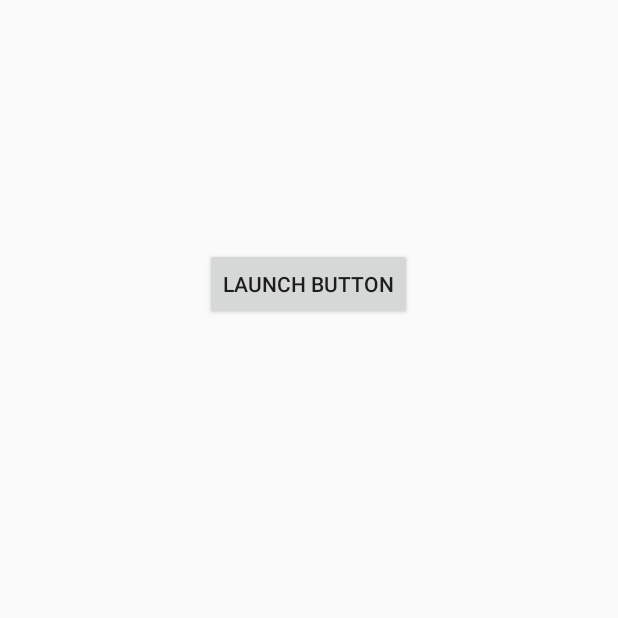
After one commit to EngineerKunle/LocalBroadCast, an Android app: the MapPlaceActivity screen opened directly, with no data from a screen before it, on a phone screen of 412 x 824 dp, the top half of it. The commit adds this screen. Run offline under Robolectric (Android 15) with nearby library versions, the phone set to English and light mode, and no system bars; our stand-ins replace ButterKnife.

Commit message:
added map placement activirty

```diff
--- a/app/build.gradle
+++ b/app/build.gradle
@@ -23,7 +23,9 @@ android {
 dependencies {
     compile fileTree(dir: 'libs', include: ['*.jar'])
     testCompile 'junit:junit:4.12'
+    apt 'com.jakewharton:butterknife-compiler:8.2.1'
     compile 'com.android.support:appcompat-v7:24.1.1'
     compile 'com.jakewharton:butterknife:8.2.1'
-    apt 'com.jakewharton:butterknife-compiler:8.2.1'
+    compile 'com.google.android.gms:play-services:9.4.0'
+    compile 'com.android.support:design:24.1.1'
 }
--- /dev/null
+++ b/app/src/main/java/com/tutorial/engineerkunle/localbroadcast/Activity/MapPlaceActivity.java
@@ -0,0 +1,59 @@
+package com.tutorial.engineerkunle.localbroadcast.Activity;
+
+import android.content.Intent;
+import android.support.v7.app.AppCompatActivity;
+import android.os.Bundle;
+import android.view.View;
+import android.widget.Button;
+import android.widget.Toast;
+
+import com.google.android.gms.common.GooglePlayServicesNotAvailableException;
+import com.google.android.gms.common.GooglePlayServicesRepairableException;
+import com.google.android.gms.location.places.Place;
+import com.google.android.gms.location.places.ui.PlacePicker;
+import com.tutorial.engineerkunle.localbroadcast.R;
+
+import butterknife.OnClick;
+
+public class MapPlaceActivity extends AppCompatActivity {
+
+    private static final int PLACE_PICKER_REQUEST = 1;
+    private Button mButton;
+
+    @Override
+    protected void onCreate(Bundle savedInstanceState) {
+        getSupportActionBar().hide();
+        super.onCreate(savedInstanceState);
+        setContentView(R.layout.activity_map_place);
+
+        mButton = (Button) findViewById(R.id.launch_button);
+        mButton.setOnClickListener(new View.OnClickListener() {
+            @Override
+            public void onClick(View view) {
+                PlacePicker.IntentBuilder builder = new PlacePicker.IntentBuilder();
+                try {
+                    Intent intent = builder.build(MapPlaceActivity.this);
+                    startActivityForResult(intent, PLACE_PICKER_REQUEST);
+                } catch (GooglePlayServicesRepairableException e) {
+                    e.printStackTrace();
+                } catch (GooglePlayServicesNotAvailableException e) {
+                    e.printStackTrace();
+                }
+            }
+        });
+
+    }
+
+//    Å
+
+    @Override
+    protected void onActivityResult(int requestCode, int resultCode, Intent data) {
+        if (requestCode == PLACE_PICKER_REQUEST) {
+            if (resultCode == RESULT_OK) {
+                Place place = PlacePicker.getPlace(data, this);
+                String toastMsg = String.format("Place: %s", place.getName());
+                Toast.makeText(this, toastMsg, Toast.LENGTH_LONG).show();
+            }
+        }
+    }
+}
--- /dev/null
+++ b/app/src/main/res/layout/activity_map_place.xml
@@ -0,0 +1,21 @@
+<?xml version="1.0" encoding="utf-8"?>
+<RelativeLayout xmlns:android="http://schemas.android.com/apk/res/android"
+    xmlns:tools="http://schemas.android.com/tools"
+    android:layout_width="match_parent"
+    android:layout_height="match_parent"
+    android:paddingBottom="@dimen/activity_vertical_margin"
+    android:paddingLeft="@dimen/activity_horizontal_margin"
+    android:paddingRight="@dimen/activity_horizontal_margin"
+    android:paddingTop="@dimen/activity_vertical_margin"
+    tools:context="com.tutorial.engineerkunle.localbroadcast.Activity.MapPlaceActivity">
+
+    <Button
+        android:id="@+id/launch_button"
+        android:layout_width="wrap_content"
+        android:layout_height="wrap_content"
+        android:text="@string/launch_button"
+        android:layout_alignParentTop="true"
+        android:layout_centerHorizontal="true"
+        android:layout_marginTop="149dp" />
+
+</RelativeLayout>
--- a/app/src/main/res/values/dimens.xml
+++ b/app/src/main/res/values/dimens.xml
@@ -7,4 +7,5 @@
     <dimen name="font_size">24sp</dimen>
     <dimen name="list_size">16sp</dimen>
     <dimen name="image_size">150px</dimen>
+    <dimen name="fab_margin">16dp</dimen>
 </resources>
--- a/app/src/main/res/values/strings.xml
+++ b/app/src/main/res/values/strings.xml
@@ -2,4 +2,6 @@
     <string name="app_name">LocalBroadCast</string>
     <string name="changed_text">Text has changed</string>
     <string name="title">Center Text</string>
+    <string name="title_activity_map_places">MapPlacesActivity</string>
+    <string name="launch_button">Launch button</string>
 </resources>
```
Also changed, not shown: app/src/main/AndroidManifest.xml (+11 -2 lines), app/src/main/java/com/tutorial/engineerkunle/localbroadcast/MainActivity.java (+9 -2 lines), app/src/main/res/layout/activity_main.xml (+11 -1 lines), app/src/main/res/values-v21/styles.xml (added, +9 -0 lines), app/src/main/res/values/styles.xml (+9 -0 lines), 1 other file.
